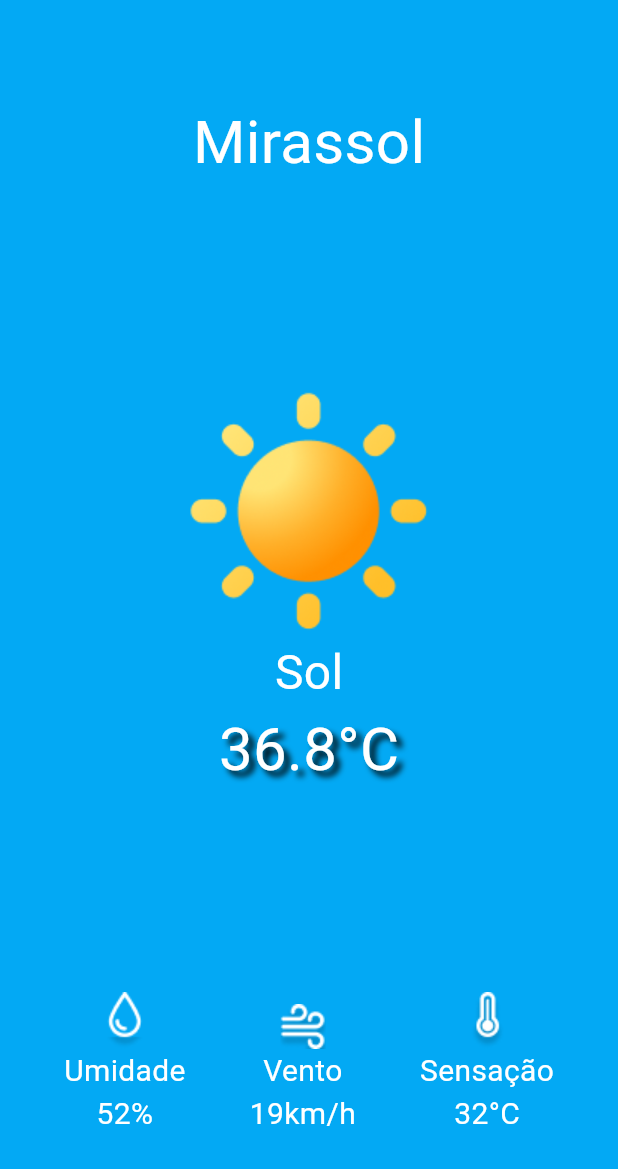
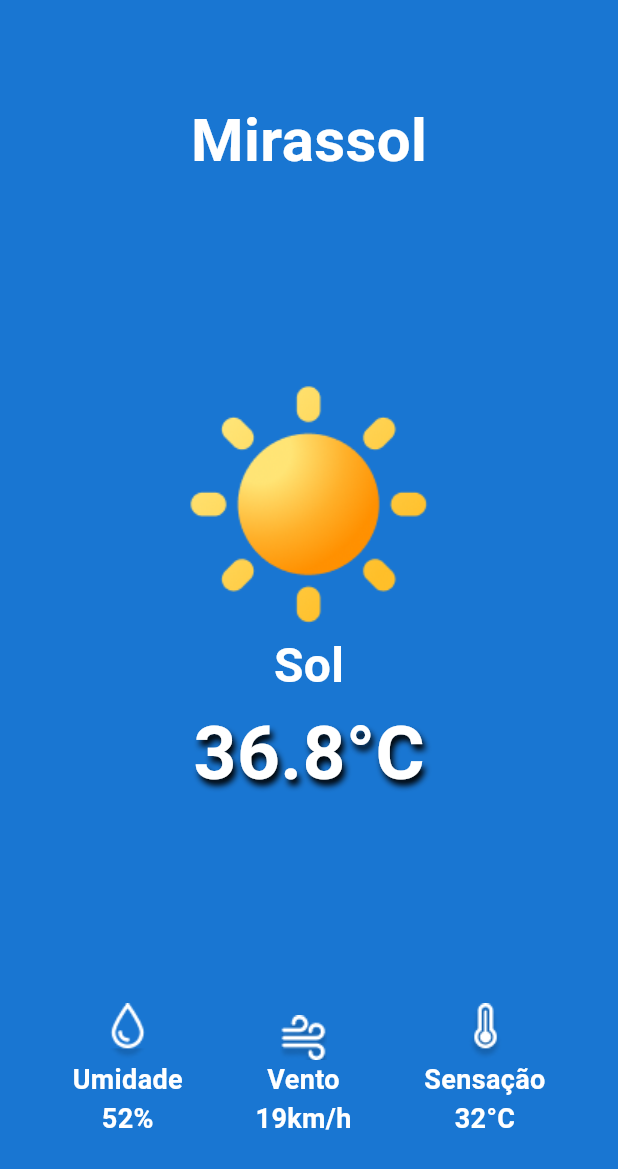
Before and after one commit to professordezani/clima_app, a Flutter app: the screen it shows after launch, on a phone screen of 412 x 824 dp. Shown: the top 1169 px of the screen. Run offline on Flutter 3.47's test engine with Material 3 defaults, Android fonts, the phone set to English and light mode, and no system bars.

Commit message:
Adiciona estilos

```diff
--- a/lib/main.dart
+++ b/lib/main.dart
@@ -13,22 +13,23 @@ class MyApp extends StatelessWidget {
       theme: ThemeData(
         textTheme: TextTheme(
           bodyMedium: TextStyle(
+            fontSize: 18,
             color: Colors.white,
-            fontSize: 20,
-          ),
-        )
+            fontWeight: FontWeight.bold,
+          )
+        ),
       ),
       home: Scaffold(
-        backgroundColor: Colors.lightBlue,
+        backgroundColor: Colors.blue[700],
         body: Column(
           mainAxisAlignment: MainAxisAlignment.spaceAround,
           children: [
-            Text("Mirassol", style: cityText,),
+            Text("Mirassol", style: cidadeStyle),
             Column(
               children: [
                 Image.asset('images/sol.png'),
-                Text("Sol", style: statusText),
-                Text("36.8°C", style: temperatureText),
+                Text("Sol", style: climaStyle),
+                Text("36.8°C", style: temperaturaStyle),
               ],
             ),
             Row(
--- a/lib/style.dart
+++ b/lib/style.dart
@@ -1,20 +1,20 @@
 import 'package:flutter/material.dart';
 
-const cityText = TextStyle(
+const cidadeStyle = TextStyle(
   fontSize: 40,
 );
 
-const statusText = TextStyle(
+const climaStyle = TextStyle(
   fontSize: 32,
 );
 
-const temperatureText = TextStyle(
-  fontSize: 40,
+const temperaturaStyle = TextStyle(
+  fontSize: 50,
   shadows: [
     Shadow(
       color: Colors.black,
-      offset: Offset(4, 4),
+      offset: Offset(2,4),
       blurRadius: 5
-    )
+    ),
   ]
 );
```
